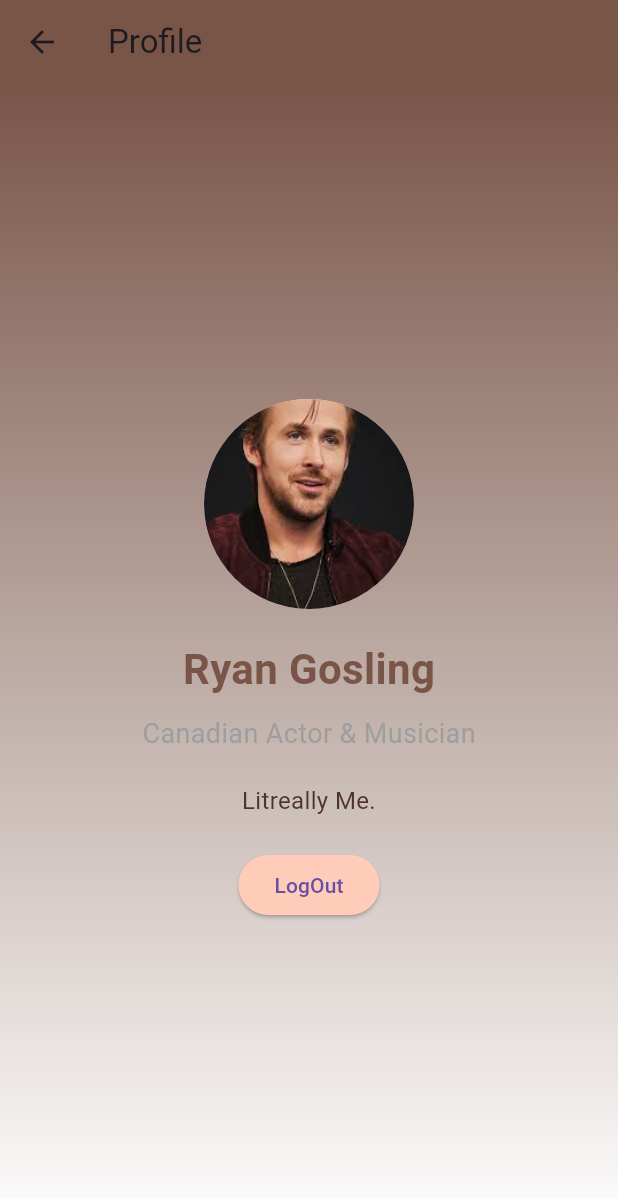
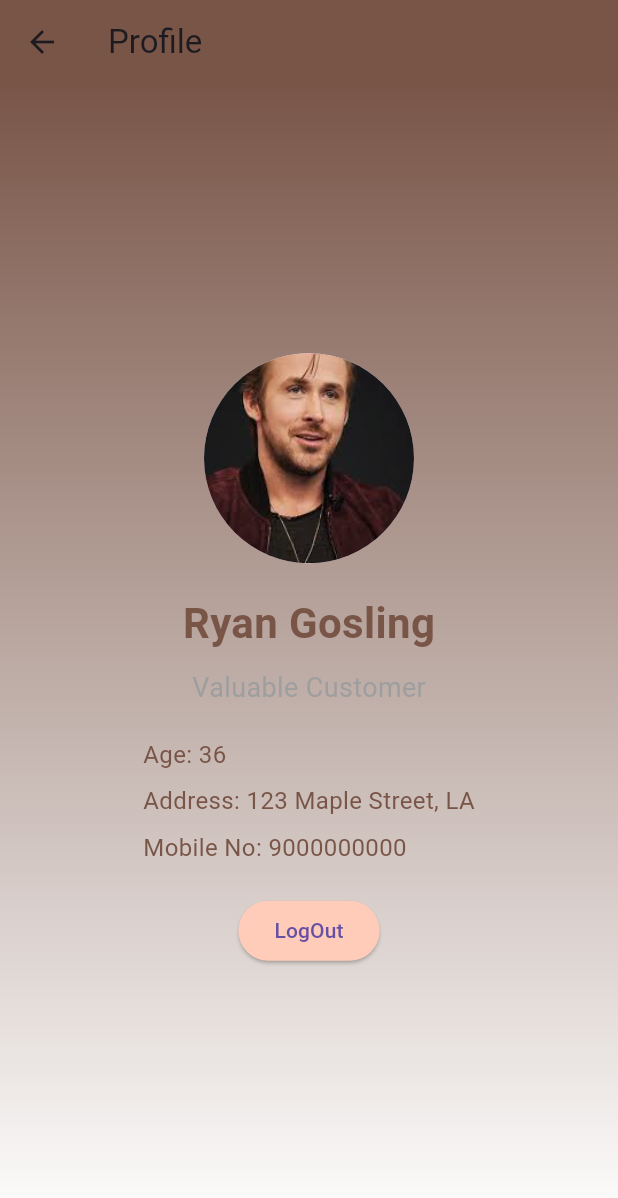
Before and after one commit to AnshGupta689/EverydayCafe, a Flutter app: the HomeScreen screen opened directly, item 4 of the bottom bar chosen, on a phone screen of 412 x 824 dp. Shown: the top 1198 px of the screen. Run offline on Flutter 3.47's test engine with Material 3 defaults, Android fonts, the phone set to English and light mode, and no system bars; our stand-ins replace animated_splash_screen, cloud_firestore, firebase_auth, firebase_core, lottie, page_transition; accounts and stored records are empty.

Commit message:
profile change  commit

```diff
--- a/lib/home_page.dart
+++ b/lib/home_page.dart
@@ -83,7 +83,7 @@ class _HomeScreenState extends State<HomeScreen> {
     } else if (index == 3) {
       Navigator.push(
         context,
-        MaterialPageRoute(builder: (context) => const ProfileScreen()),
+        MaterialPageRoute(builder: (context) => ProfileScreen()),
       );
     }
   }
--- a/lib/main.dart
+++ b/lib/main.dart
@@ -1,17 +1,20 @@
 import 'package:firebase_core/firebase_core.dart';
 import 'package:flutter/material.dart';
+import 'package:miniproject/Screens/login.dart';
 import 'package:miniproject/splash_screen.dart';
+import 'package:miniproject/profile_screen.dart';
+
 
 void main() async {
   WidgetsFlutterBinding.ensureInitialized();
   await Firebase.initializeApp(
     options: FirebaseOptions(
-  apiKey: "AIzaSyCtqV5ocOM0xnvFcMQTPeWNLsqTVnX9mbM",
-  authDomain: "everydaycafe-2c2b6.firebaseapp.com",
-  projectId: "everydaycafe-2c2b6",
-  storageBucket: "everydaycafe-2c2b6.firebasestorage.app",
-  messagingSenderId: "533245831051",
-  appId: "1:533245831051:web:4f427ce58f88fc4073b18e"
+      apiKey: "AIzaSyCtqV5ocOM0xnvFcMQTPeWNLsqTVnX9mbM",
+      authDomain: "everydaycafe-2c2b6.firebaseapp.com",
+      projectId: "everydaycafe-2c2b6",
+      storageBucket: "everydaycafe-2c2b6.appspot.com",
+      messagingSenderId: "533245831051",
+      appId: "1:533245831051:web:4f427ce58f88fc4073b18e",
     ),
   );
   runApp(MyApp());
@@ -22,6 +25,10 @@ class MyApp extends StatelessWidget {
   Widget build(BuildContext context) {
     return MaterialApp(
       home: AnimatedSplash(),
+      routes: {
+        '/profile': (context) =>  ProfileScreen(),
+        '/login': (context) =>  LoginScreen(),
+      },
     );
   }
 }
--- a/lib/profile_screen.dart
+++ b/lib/profile_screen.dart
@@ -1,10 +1,40 @@
+import 'dart:math';
 import 'package:flutter/material.dart';
 
 class ProfileScreen extends StatelessWidget {
-  const ProfileScreen({super.key});
+  ProfileScreen({super.key});
+
+  final List<Map<String, String>> profiles = [
+    {"name": "Ryan Gosling", "image": "assets/profile.jpg"},
+    {"name": "Robert Downey Jr", "image": "assets/profile1.jpg"},
+    {"name": "Chris Evans", "image": "assets/profile2.jpg"},
+    {"name": "Dua Lipa", "image": "assets/profile3.jpg"},
+    {"name": "Ana de Armas", "image": "assets/profile4.jpg"},
+  ];
+
+  int getRandomAge() {
+    return 20 + Random().nextInt(21); // Generates age between 20 and 40
+  }
+
+  String getRandomAddress() {
+    List<String> addresses = [
+      "123 Maple Street, LA",
+      "456 Oak Avenue, NYC",
+      "789 Pine Road, Miami",
+      "321 Birch Lane, Chicago",
+      "654 Elm Street, Houston"
+    ];
+    return addresses[Random().nextInt(addresses.length)];
+  }
+
+  String getRandomMobile() {
+    return "9" + List.generate(9, (index) => Random().nextInt(10)).join();
+  }
 
   @override
   Widget build(BuildContext context) {
+    final randomProfile = profiles[Random().nextInt(profiles.length)];
+
     return Scaffold(
       appBar: AppBar(
         title: const Text("Profile"),
@@ -24,12 +54,12 @@ class ProfileScreen extends StatelessWidget {
             children: [
               CircleAvatar(
                 radius: 70,
-                backgroundImage: AssetImage("assets/profile.jpg"), // Replace with your image path
+                backgroundImage: AssetImage(randomProfile["image"]!),
               ),
               const SizedBox(height: 20),
-              const Text(
-                "Ryan Gosling",
-                style: TextStyle(
+              Text(
+                randomProfile["name"]!,
+                style: const TextStyle(
                   fontSize: 28,
                   fontWeight: FontWeight.bold,
                   color: Colors.brown,
@@ -37,7 +67,7 @@ class ProfileScreen extends StatelessWidget {
               ),
               const SizedBox(height: 10),
               const Text(
-                "Canadian Actor & Musician",
+                "Valuable Customer",
                 style: TextStyle(
                   fontSize: 18,
                   color: Colors.grey,
@@ -46,19 +76,40 @@ class ProfileScreen extends StatelessWidget {
               const SizedBox(height: 20),
               Padding(
                 padding: const EdgeInsets.symmetric(horizontal: 40.0),
-                child: Text(
-                  "Litreally Me.",
-                  textAlign: TextAlign.center,
-                  style: TextStyle(
-                    fontSize: 16,
-                    color: Colors.brown.shade800,
-                    height: 1.5,
-                  ),
+                child: Column(
+                  crossAxisAlignment: CrossAxisAlignment.start,
+                  children: [
+                    Text(
+                      "Age: ${getRandomAge()}",
+                      style: const TextStyle(
+                        fontSize: 16,
+                        color: Colors.brown,
+                      ),
+                    ),
+                    const SizedBox(height: 8),
+                    Text(
+                      "Address: ${getRandomAddress()}",
+                      style: const TextStyle(
+                        fontSize: 16,
+                        color: Colors.brown,
+                      ),
+                    ),
+                    const SizedBox(height: 8),
+                    Text(
+                      "Mobile No: ${getRandomMobile()}",
+                      style: const TextStyle(
+                        fontSize: 16,
+                        color: Colors.brown,
+                      ),
+                    ),
+                    const SizedBox(height: 20),
+                  ],
                 ),
               ),
-              const SizedBox(height: 20),
               ElevatedButton(
-                onPressed: () {},
+                onPressed: () {
+                  Navigator.pushReplacementNamed(context, '/login');
+                },
                 style: ElevatedButton.styleFrom(
                   backgroundColor: const Color.fromARGB(255, 255, 204, 186),
                   shape: RoundedRectangleBorder(
--- a/pubspec.yaml
+++ b/pubspec.yaml
@@ -34,3 +34,7 @@ flutter:
     - assets/americano.jpg
     - assets/Capuccino.jpg
     - assets/profile.jpg
+    - assets/profile1.jpg
+    - assets/profile2.jpg
+    - assets/profile3.jpg
+    - assets/profile4.jpg
```
Also changed, not shown: assets/profile1.jpg (added), assets/profile2.jpg (added), assets/profile3.jpg (added), assets/profile4.jpg (added).
